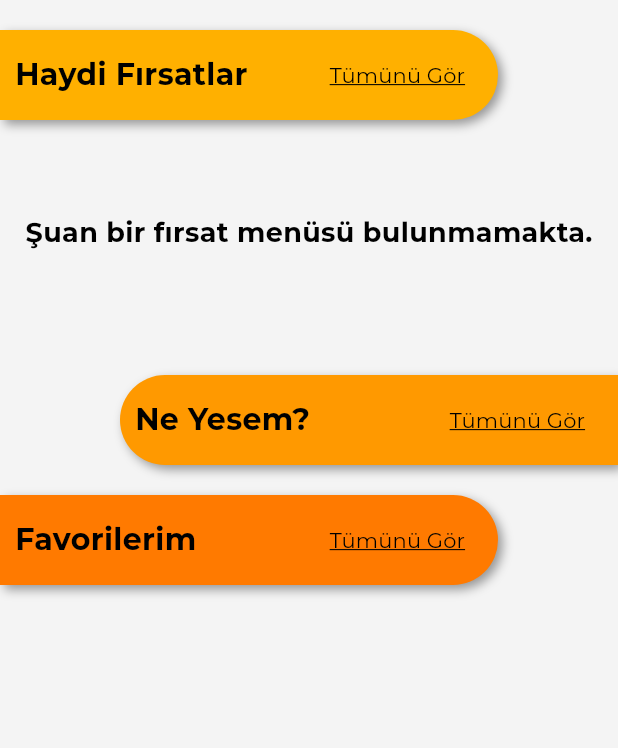
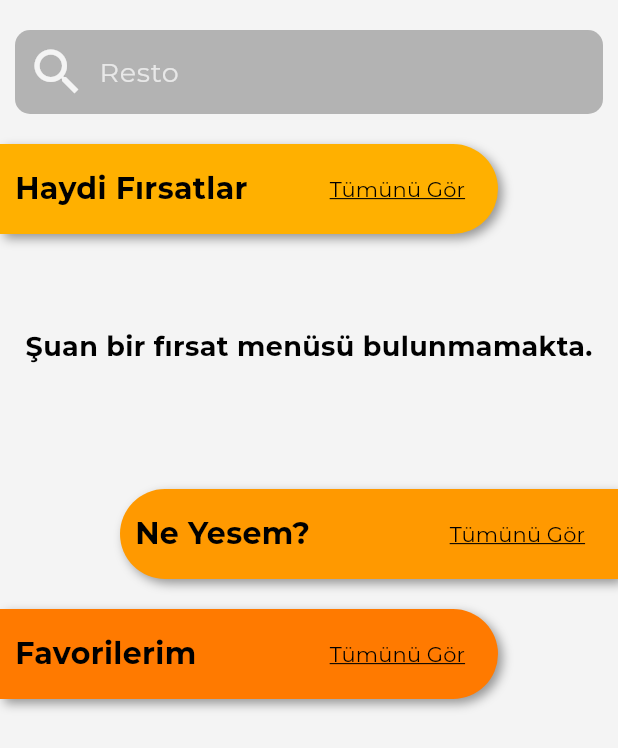
Before and after one commit to okancakirsaz/haydi_express_customer, a Flutter app: the FlowView screen opened directly, on a phone screen of 412 x 824 dp. Shown: the top 748 px of the screen. Run offline on Flutter 3.47's test engine with Material 3 defaults, Android fonts, the phone set to English and light mode, and no system bars; our stand-ins replace dio, flutter_mobx, flutter_svg, google_fonts, mobx, pinput and 4 more; missing offline and left inert: easy_loading_button, horizontal_stepper_flutter, passwordfield; accounts and stored records are empty; generated files the repository leaves out were written again; network calls fail.

Commit message:
search bar coded

```diff
--- a/lib/core/consts/color_consts/color_consts.dart
+++ b/lib/core/consts/color_consts/color_consts.dart
@@ -11,6 +11,7 @@ class ColorConsts {
   final Color third = const Color(0xFF401F71);
   final Color lightThird = const Color(0xFF6230AD);
   final Color blurGrey = const Color(0xB4CCCCCC);
+  final Color darkBlurGrey = const Color(0xB4989898);
   final List<BoxShadow> shadow = [
     const BoxShadow(
       offset: Offset(3, 3),
--- a/lib/core/consts/text_consts.dart
+++ b/lib/core/consts/text_consts.dart
@@ -122,6 +122,14 @@ class TextConsts {
     return GoogleFonts.montserrat(
       fontSize: 16,
       color: Colors.white,
+      fontWeight: FontWeight.normal,
+    );
+  }
+
+  TextStyle get regularLightGrey18 {
+    return GoogleFonts.montserrat(
+      fontSize: 18,
+      color: const Color(0xFFE8E8E8),
       fontWeight: FontWeight.normal,
     );
   }
--- /dev/null
+++ b/lib/views/flow/view/components/search_bar.dart
@@ -0,0 +1,54 @@
+part of '../flow_view.dart';
+
+class CustomSearchBar extends StatelessWidget {
+  final FlowViewModel viewModel;
+  const CustomSearchBar({super.key, required this.viewModel});
+
+  @override
+  Widget build(BuildContext context) {
+    return SearchAnchor(
+        isFullScreen: false,
+        viewBackgroundColor: ColorConsts.instance.darkBlurGrey,
+        builder: (context, controller) {
+          return Observer(builder: (context) {
+            return SearchBar(
+              leading: Icon(
+                Icons.search,
+                color: ColorConsts.instance.background,
+                size: 40,
+              ),
+              onTap: () {
+                controller.openView();
+              },
+              hintText: viewModel.searchBarHint,
+              textStyle:
+                  MaterialStatePropertyAll(TextConsts.instance.regularBlack16),
+              hintStyle: MaterialStatePropertyAll(
+                  TextConsts.instance.regularLightGrey18),
+              backgroundColor:
+                  MaterialStatePropertyAll(ColorConsts.instance.darkBlurGrey),
+              elevation: const MaterialStatePropertyAll(0),
+              shape: MaterialStatePropertyAll(
+                RoundedRectangleBorder(
+                  borderRadius: RadiusConsts.instance.circularAll10,
+                ),
+              ),
+              controller: controller,
+            );
+          });
+        },
+        suggestionsBuilder:
+            (BuildContext context, SearchController controller) {
+          //TODO: build suggestions
+          return List<Widget>.generate(15, (int index) {
+            final String item = 'item $index';
+            return Card(
+              color: ColorConsts.instance.lightThird,
+              child: ListTile(
+                title: Text(item),
+              ),
+            );
+          });
+        });
+  }
+}
--- a/lib/views/landing_view/viewmodel/landing_viewmodel.dart
+++ b/lib/views/landing_view/viewmodel/landing_viewmodel.dart
@@ -19,7 +19,7 @@ abstract class _LandingViewModelBase with Store, BaseViewModel {
   Future<Widget?> init() async {
     WebSocketManager.instance.initializeSocketConnection();
     await localeManager.getSharedPreferencesInstance();
-    await localeManager.removeData(LocaleKeysEnums.id.name);
+    //await localeManager.removeData(LocaleKeysEnums.id.name);
     await localeManager.removeData(LocaleKeysEnums.haydiFirsatlar.name);
     _checkLoggedInState();
     return defaultWidget;
```
Also changed, not shown: lib/views/flow/view/flow_view.dart (+10 -1 lines), lib/views/flow/viewmodel/flow_viewmodel.dart (+26 -1 lines), lib/views/flow/viewmodel/flow_viewmodel.g.dart.
